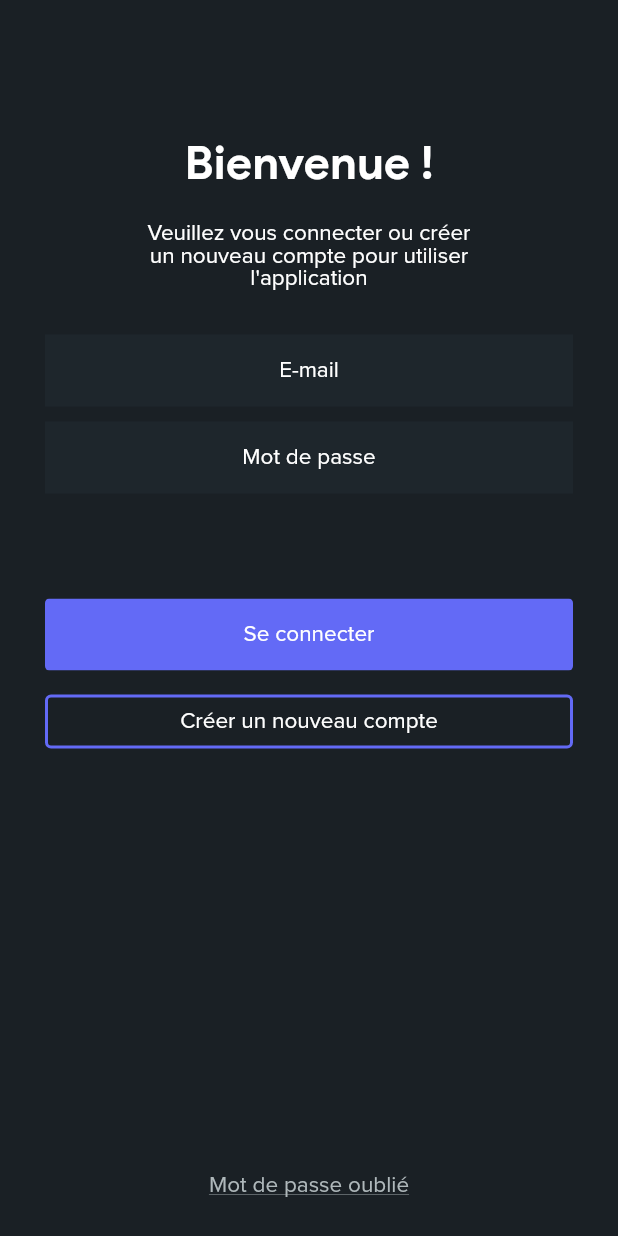
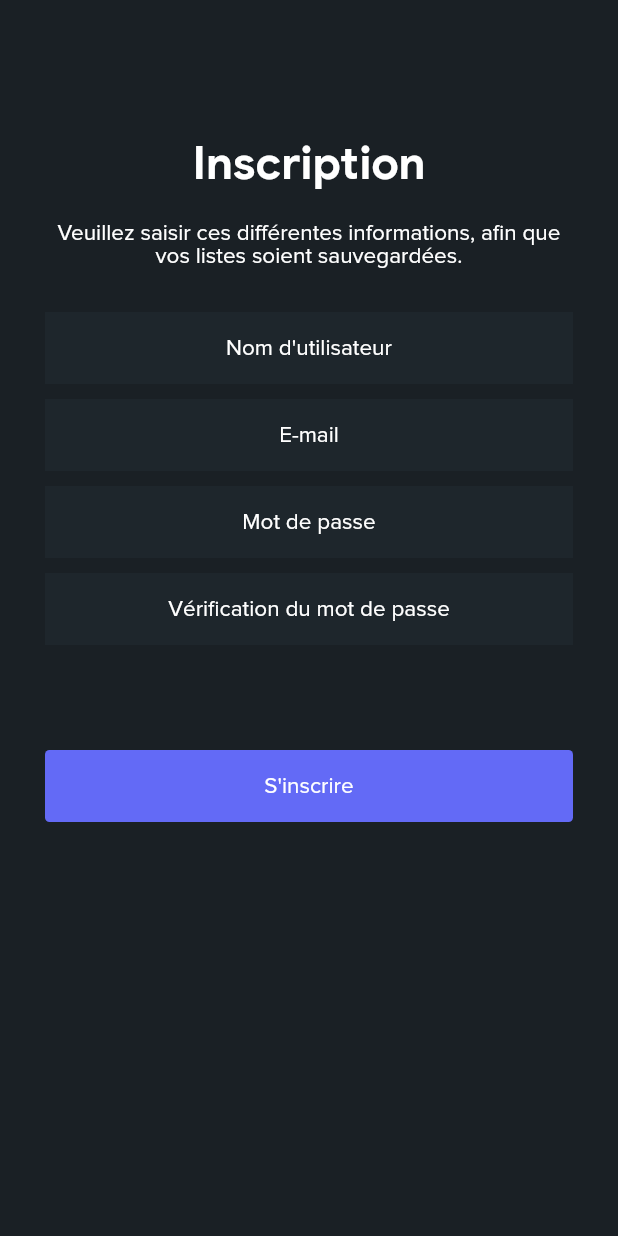
Before and after one commit to ShellyC6/projet_jeux_video, a Flutter app: the screen it shows after launch, on a phone screen of 412 x 824 dp. Run offline on Flutter 3.47's test engine with Material 2 defaults, Android fonts, the phone set to English and light mode, and no system bars.

Commit message:
Page inscription

```diff
--- a/lib/main.dart
+++ b/lib/main.dart
@@ -1,7 +1,7 @@
 import 'package:flutter/material.dart';
 import 'app_theme.dart';
 import 'screens/connexion.dart';
-
+import 'screens/inscription.dart';
 
 void main() {
   runApp(const MyApp());
@@ -16,7 +16,7 @@ class MyApp extends StatelessWidget {
     return MaterialApp(
       title: 'Game Store',
       theme: AppThemeDataFactory.prepareThemeData(),
-      home: const ConnexionPage(),
+      home: const InscriptionPage(),
     );
   }
 }
--- /dev/null
+++ b/lib/screens/inscription.dart
@@ -0,0 +1,54 @@
+import 'package:flutter/material.dart';
+import '/app_colors.dart';
+import '/widgets/my_text_field.dart';
+import '/widgets/my_text_button.dart';
+
+class InscriptionPage extends StatefulWidget {
+  final String title = "Inscription";
+
+  const InscriptionPage({super.key});
+
+  @override
+  State<InscriptionPage> createState() => _InscriptionPageState();
+}
+
+class _InscriptionPageState extends State<InscriptionPage> {
+  @override
+  Widget build(BuildContext context) {
+    return Scaffold(
+      /*appBar: AppBar(
+        title: Text(widget.title),
+      ),*/
+      body: Padding(
+        padding: const EdgeInsets.only(left:30, bottom: 10, right: 30, top:90),
+        child: Column(
+            children: <Widget>[
+              Text(
+                "Inscription",
+                style: Theme.of(context).textTheme.titleLarge,
+              ),
+              const SizedBox(height: 20),
+              /*Padding(
+                padding: const EdgeInsets.only(left: 65, right: 65),
+                child:*/ Text(
+                  "Veuillez saisir ces différentes informations, afin que vos listes soient sauvegardées.",
+                  style: Theme.of(context).textTheme.bodyLarge,
+                  textAlign: TextAlign.center,
+                //),
+              ),
+              const SizedBox(height: 30),
+              const MyTextField(text: "Nom d'utilisateur"),
+              const SizedBox(height: 10),
+              const MyTextField(text: "E-mail"),
+              const SizedBox(height: 10),
+              const MyTextField(text: "Mot de passe"),
+              const SizedBox(height: 10),
+              const MyTextField(text: "Vérification du mot de passe"),
+              const SizedBox(height: 70),
+              const MyTextButton(type: false, text: "S'inscrire"),
+            ]
+        ),
+      ),
+    );
+  }
+}
```
